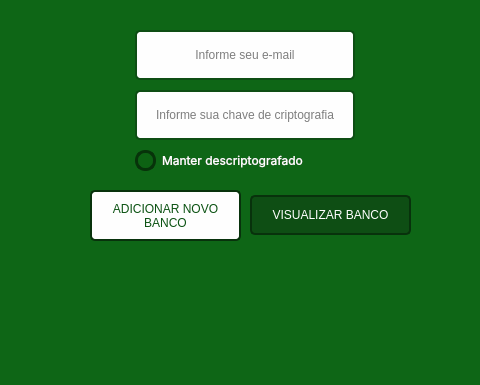
Before: the Qt Designer form QtDesigner/filesUI/loginWindowWidget.ui in lrafaelz/PSWRD-Manager, drawn with Qt 5; both pictures show x 223 to 703 and y 335 to 720 of the 976 by 720 pixel window.
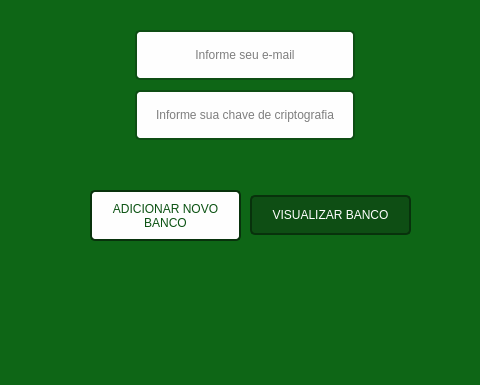
After: the same form once the commit is applied. Icons and pictures are not drawn.

Diff of the .ui file:
```diff
--- a/QtDesigner/filesUI/loginWindowWidget.ui
+++ b/QtDesigner/filesUI/loginWindowWidget.ui
@@ -500,44 +500,6 @@
           <string>Informe sua chave de criptografia</string>
          </property>
         </widget>
-        <widget class="QCheckBox" name="checkbox_saveUser">
-         <property name="geometry">
-          <rect>
-           <x>95</x>
-           <y>340</y>
-           <width>211</width>
-           <height>21</height>
-          </rect>
-         </property>
-         <property name="font">
-          <font>
-           <family>Inter</family>
-           <pointsize>9</pointsize>
-          </font>
-         </property>
-         <property name="styleSheet">
-          <string notr="true">QCheckBox{
-	color: rgb(255, 255, 255);
-}
-
-QCheckBox:indicator{
-	border:3px solid  rgb(7, 51, 10);
-	width: 15px;
-	height: 15px;
-	border-radius: 10px;
-	background-color: rgb(13, 98, 19) ;
-}
-
-QCheckBox:indicator:checked{
-	border:3px solid  rgb(7, 51, 10);
-	background-color: rgb(7, 51, 10) ;
-}
-</string>
-         </property>
-         <property name="text">
-          <string>Manter descriptografado</string>
-         </property>
-        </widget>
         <widget class="QPushButton" name="pushButton_newDf">
          <property name="geometry">
           <rect>
```
